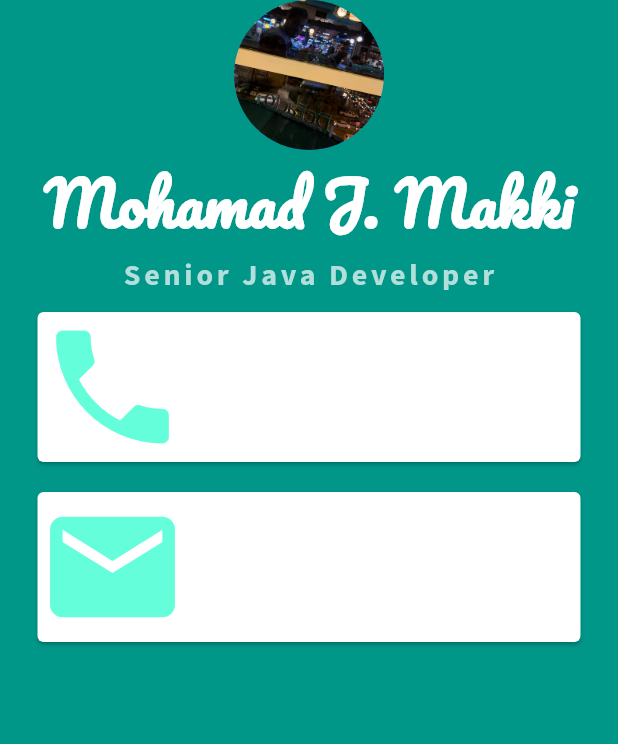
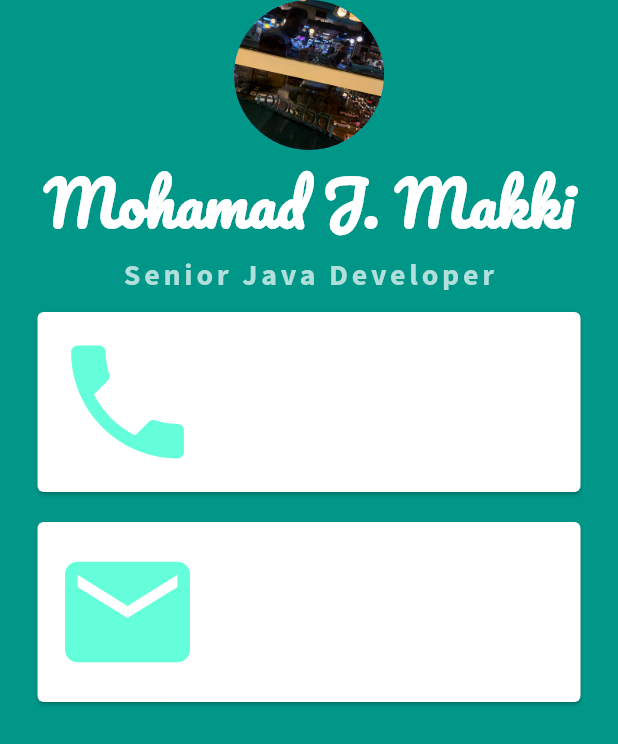
Before and after one commit to imjmakki/MJ-Card, a Flutter app: the screen it shows after launch, on a phone screen of 412 x 824 dp. Shown: the top 744 px of the screen. Run offline on Flutter 3.47's test engine with Material 2 defaults, Android fonts, the phone set to English and light mode, and no system bars.

Commit message:
Flutter Cards Practice

```diff
--- a/lib/main.dart
+++ b/lib/main.dart
@@ -44,6 +44,8 @@ class MyApp extends StatelessWidget {
                   vertical: 10.0,
                   horizontal: 25.0,
                 ),
+                child: Padding(
+                  padding: const EdgeInsets.all(10.0),
                   child: Row(
                     children: [
                       Icon(
@@ -65,12 +67,15 @@ class MyApp extends StatelessWidget {
                     ],
                   ),
                 ),
+              ),
               Card(
                 color: Colors.white,
                 margin: EdgeInsets.symmetric(
                   vertical: 10.0,
                   horizontal: 25.0,
                 ),
+                child: Padding(
+                  padding: const EdgeInsets.all(10.0),
                   child: Row(
                     children: [
                       Icon(
@@ -92,6 +97,7 @@ class MyApp extends StatelessWidget {
                     ],
                   ),
                 ),
+              ),
             ],
           ),
         ),
```
Lines whose indentation alone changed are shown as unchanged.
